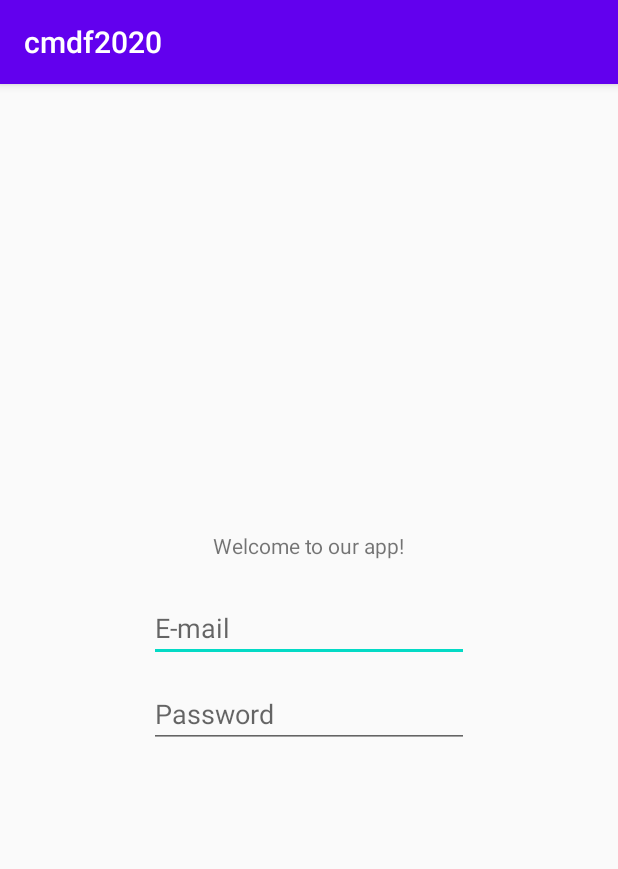
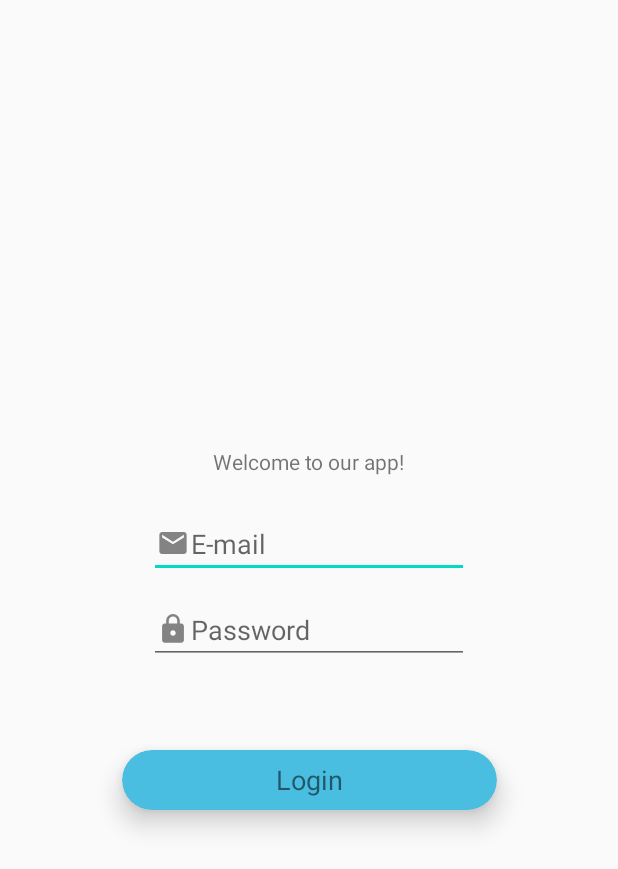
Before and after one commit to kzizz/Healthbud-Hackathon, an Android app: the screen it shows after launch (MainActivity), on a phone screen of 412 x 824 dp. Shown: the top 869 px of the screen. Run offline under Robolectric (Android 15) with nearby library versions, the phone set to English and light mode, and no system bars.

Commit message:
Basic login page ready to go.  Still need to figure out sizing and add logo.

```diff
--- a/app/build.gradle
+++ b/app/build.gradle
@@ -12,6 +12,8 @@ android {
         versionName "1.0"
 
         testInstrumentationRunner "androidx.test.runner.AndroidJUnitRunner"
+//        vectorDrawables.useSupportLibrary = true
+
     }
 
     buildTypes {
@@ -31,4 +33,5 @@ dependencies {
     testImplementation 'junit:junit:4.12'
     androidTestImplementation 'androidx.test.ext:junit:1.1.1'
     androidTestImplementation 'androidx.test.espresso:espresso-core:3.2.0'
+    implementation 'androidx.cardview:cardview:1.0.0'
 }
--- /dev/null
+++ b/app/src/main/res/drawable-anydpi/ic_action_email.xml
@@ -0,0 +1,14 @@
+<vector xmlns:android="http://schemas.android.com/apk/res/android"
+    android:width="24dp"
+    android:height="24dp"
+    android:viewportWidth="26.4"
+    android:viewportHeight="26.4"
+    android:tint="#333333"
+    android:alpha="0.6">
+  <group android:translateX="1.2"
+      android:translateY="1.2">
+      <path
+          android:fillColor="#FF000000"
+          android:pathData="M20,4L4,4c-1.1,0 -1.99,0.9 -1.99,2L2,18c0,1.1 0.9,2 2,2h16c1.1,0 2,-0.9 2,-2L22,6c0,-1.1 -0.9,-2 -2,-2zM20,8l-8,5 -8,-5L4,6l8,5 8,-5v2z"/>
+  </group>
+</vector>
--- /dev/null
+++ b/app/src/main/res/drawable-anydpi/ic_action_lock.xml
@@ -0,0 +1,14 @@
+<vector xmlns:android="http://schemas.android.com/apk/res/android"
+    android:width="24dp"
+    android:height="24dp"
+    android:viewportWidth="26.4"
+    android:viewportHeight="26.4"
+    android:tint="#333333"
+    android:alpha="0.6">
+  <group android:translateX="1.2"
+      android:translateY="1.2">
+      <path
+          android:fillColor="#FF000000"
+          android:pathData="M18,8h-1L17,6c0,-2.76 -2.24,-5 -5,-5S7,3.24 7,6v2L6,8c-1.1,0 -2,0.9 -2,2v10c0,1.1 0.9,2 2,2h12c1.1,0 2,-0.9 2,-2L20,10c0,-1.1 -0.9,-2 -2,-2zM12,17c-1.1,0 -2,-0.9 -2,-2s0.9,-2 2,-2 2,0.9 2,2 -0.9,2 -2,2zM15.1,8L8.9,8L8.9,6c0,-1.71 1.39,-3.1 3.1,-3.1 1.71,0 3.1,1.39 3.1,3.1v2z"/>
+  </group>
+</vector>
--- /dev/null
+++ b/app/src/main/res/drawable-anydpi/ic_action_logo.xml
@@ -0,0 +1,14 @@
+<vector xmlns:android="http://schemas.android.com/apk/res/android"
+    android:width="24dp"
+    android:height="24dp"
+    android:viewportWidth="26.4"
+    android:viewportHeight="26.4"
+    android:tint="#FF1FC9"
+    android:alpha="0.8">
+  <group android:translateX="1.2"
+      android:translateY="1.2">
+      <path
+          android:fillColor="#FF000000"
+          android:pathData="M20,2L8,2c-1.1,0 -2,0.9 -2,2v12c0,1.1 0.9,2 2,2h12c1.1,0 2,-0.9 2,-2L22,4c0,-1.1 -0.9,-2 -2,-2zM11.5,9.5c0,0.83 -0.67,1.5 -1.5,1.5L9,11v2L7.5,13L7.5,7L10,7c0.83,0 1.5,0.67 1.5,1.5v1zM16.5,11.5c0,0.83 -0.67,1.5 -1.5,1.5h-2.5L12.5,7L15,7c0.83,0 1.5,0.67 1.5,1.5v3zM20.5,8.5L19,8.5v1h1.5L20.5,11L19,11v2h-1.5L17.5,7h3v1.5zM9,9.5h1v-1L9,8.5v1zM4,6L2,6v14c0,1.1 0.9,2 2,2h14v-2L4,20L4,6zM14,11.5h1v-3h-1v3z"/>
+  </group>
+</vector>
--- a/app/src/main/res/layout/activity_main.xml
+++ b/app/src/main/res/layout/activity_main.xml
@@ -15,11 +15,11 @@
         android:layout_marginTop="340dp"
         android:layout_marginEnd="99dp"
         android:layout_marginRight="99dp"
+        android:drawableLeft="@drawable/ic_action_email"
         android:ems="10"
         android:hint="E-mail"
         android:inputType="textPersonName"
         app:layout_constraintEnd_toEndOf="parent"
-        app:layout_constraintHorizontal_bias="0.0"
         app:layout_constraintStart_toStartOf="parent"
         app:layout_constraintTop_toTopOf="parent" />
 
@@ -34,23 +34,11 @@
         android:layout_marginRight="99dp"
         android:ems="10"
         android:hint="Password"
+        android:drawableLeft="@drawable/ic_action_lock"
         android:inputType="textPassword"
         app:layout_constraintEnd_toEndOf="parent"
         app:layout_constraintStart_toStartOf="parent"
         app:layout_constraintTop_toBottomOf="@+id/editText" />
-
-    <ImageView
-        android:id="@+id/imageView4"
-        android:layout_width="285dp"
-        android:layout_height="262dp"
-        android:layout_marginStart="64dp"
-        android:layout_marginLeft="64dp"
-        android:layout_marginTop="16dp"
-        android:layout_marginEnd="63dp"
-        android:layout_marginRight="63dp"
-        app:layout_constraintEnd_toEndOf="parent"
-        app:layout_constraintStart_toStartOf="parent"
-        app:layout_constraintTop_toTopOf="parent" />
 
     <TextView
         android:id="@+id/textView2"
@@ -58,13 +46,42 @@
         android:layout_height="19dp"
         android:layout_marginStart="140dp"
         android:layout_marginLeft="140dp"
-        android:layout_marginTop="20dp"
+        android:layout_marginTop="298dp"
         android:layout_marginEnd="140dp"
         android:layout_marginRight="140dp"
         android:text="Welcome to our app!"
         app:layout_constraintEnd_toEndOf="parent"
         app:layout_constraintStart_toStartOf="parent"
-        app:layout_constraintTop_toBottomOf="@+id/imageView4" />
+        app:layout_constraintTop_toTopOf="parent" />
+
+    <androidx.cardview.widget.CardView
+        android:layout_width="250dp"
+        android:layout_height="40dp"
+        android:layout_marginStart="200dp"
+        android:layout_marginLeft="200dp"
+        android:layout_marginTop="500dp"
+        android:layout_marginEnd="200dp"
+        android:layout_marginRight="200dp"
+        app:cardBackgroundColor="#49BEE1"
+        app:cardCornerRadius="25dp"
+        app:cardElevation="10dp"
+        app:layout_constraintEnd_toEndOf="parent"
+        app:layout_constraintStart_toStartOf="parent"
+        app:layout_constraintTop_toTopOf="parent">
+
+        <RelativeLayout
+            android:layout_width="match_parent"
+            android:layout_height="match_parent">
+
+            <TextView
+                android:id="@+id/textView"
+                android:layout_width="wrap_content"
+                android:layout_height="wrap_content"
+                android:layout_centerInParent="true"
+                android:text="Login"
+                android:textSize="18sp" />
+        </RelativeLayout>
+    </androidx.cardview.widget.CardView>
 
 
 </androidx.constraintlayout.widget.ConstraintLayout>
--- a/app/src/main/res/values/styles.xml
+++ b/app/src/main/res/values/styles.xml
@@ -1,7 +1,7 @@
 <resources>
 
     <!-- Base application theme. -->
-    <style name="AppTheme" parent="Theme.AppCompat.Light.DarkActionBar">
+    <style name="AppTheme" parent="Theme.AppCompat.Light.NoActionBar">
         <!-- Customize your theme here. -->
         <item name="colorPrimary">@color/colorPrimary</item>
         <item name="colorPrimaryDark">@color/colorPrimaryDark</item>
```
Also changed, not shown: app/src/main/res/drawable-hdpi/ic_action_email.png (added), app/src/main/res/drawable-hdpi/ic_action_lock.png (added), app/src/main/res/drawable-hdpi/ic_action_logo.png (added), app/src/main/res/drawable-mdpi/ic_action_email.png (added), app/src/main/res/drawable-mdpi/ic_action_lock.png (added), app/src/main/res/drawable-mdpi/ic_action_logo.png (added), app/src/main/res/drawable-xhdpi/ic_action_email.png (added), app/src/main/res/drawable-xhdpi/ic_action_lock.png (added), app/src/main/res/drawable-xhdpi/ic_action_logo.png (added), app/src/main/res/drawable-xxhdpi/ic_action_email.png (added), app/src/main/res/drawable-xxhdpi/ic_action_lock.png (added), app/src/main/res/drawable-xxhdpi/ic_action_logo.png (added).
